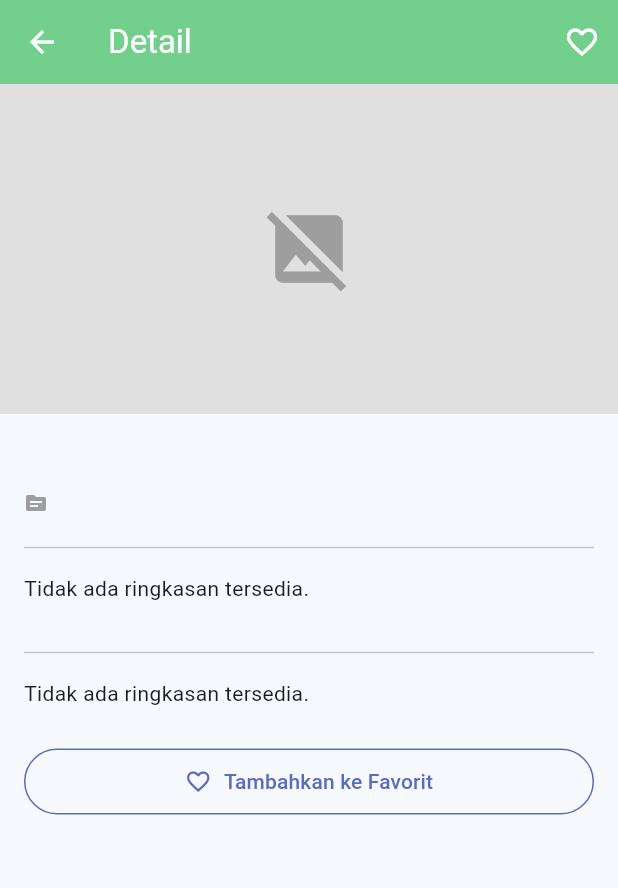
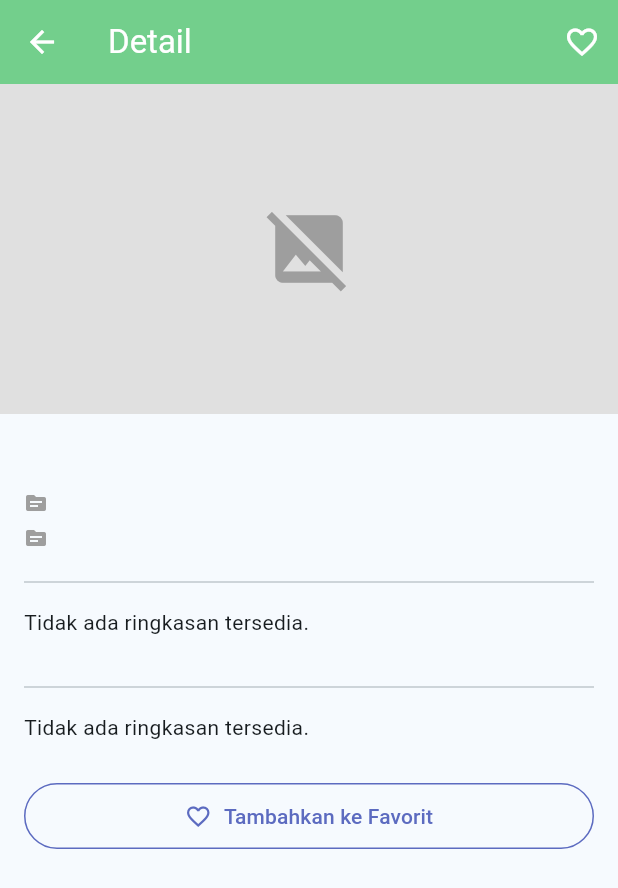
Before and after one commit to nanditosetyawan/124240083_ResponsiMobile_SI-E, a Flutter app: the DetailPage screen opened directly with empty values, on a phone screen of 412 x 824 dp. Shown: the top 888 px of the screen. Run offline on Flutter 3.47's test engine with Material 3 defaults, Android fonts, the phone set to English and light mode, and no system bars; our stand-ins replace flutter_local_notifications, shared_preferences; accounts and stored records are empty.

Commit message:
responsi

```diff
--- a/lib/pages/detail_page.dart
+++ b/lib/pages/detail_page.dart
@@ -190,6 +190,13 @@ class _DetailPageState extends State<DetailPage> {
                         style: const TextStyle(color: Colors.grey, fontSize: 13)),
                   ]),
                   const SizedBox(height: 4),
+                   Row(children: [
+                    const Icon(Icons.source, size: 16, color: Colors.grey),
+                    const SizedBox(width: 4),
+                    Text(article.extra('mealType'),                // ← EDIT: .newsSite atau article.extra('nama_key')
+                        style: const TextStyle(color: Colors.grey, fontSize: 13)),
+                  ]),
+                  const SizedBox(height: 4),
 
                   // ─────────────────────────────────────────────
                   const SizedBox(height: 8),
--- a/lib/pages/list_page.dart
+++ b/lib/pages/list_page.dart
@@ -1,4 +1,3 @@
-
 
 import 'package:flutter/material.dart';
 import '../models/article_model.dart';
```
Also changed, not shown: lib/main.dart (+7 -26 lines), lib/pages/register_page.dart (+3 -21 lines).
